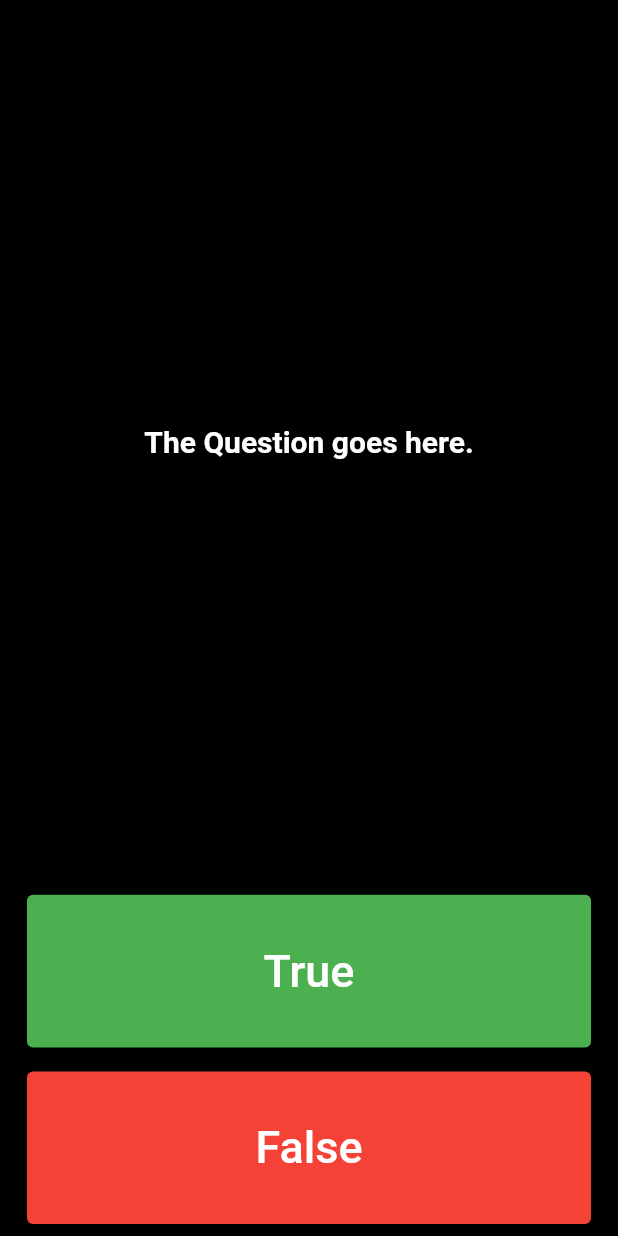
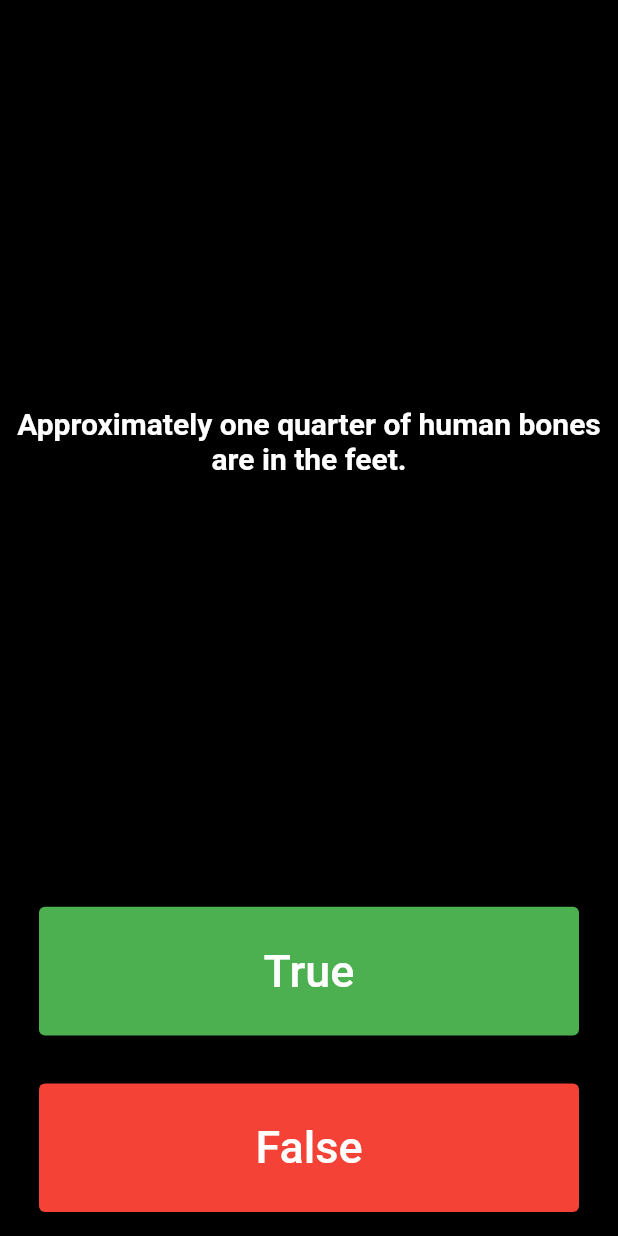
Before and after one commit to bibek-beebayk/Quiz-Flutter, a Flutter app: the screen it shows after launch, after a tap on "True", on a phone screen of 412 x 824 dp. Run offline on Flutter 3.47's test engine with Material 2 defaults, Android fonts, the phone set to English and light mode, and no system bars.

Commit message:
Displaying the questions

```diff
--- a/lib/main.dart
+++ b/lib/main.dart
@@ -25,6 +25,15 @@ class QuizPage extends StatefulWidget {
 }
 
 class _QuizPageState extends State<QuizPage> {
+  List<Icon> scoreKeeper = [];
+  List<String> questions = [
+    'You can lead a cow down stairs but not up stairs.',
+    'Approximately one quarter of human bones are in the feet.',
+    'A slug\'s blood is green.'
+  ];
+
+  int questionNumber = 0;
+
   @override
   Widget build(BuildContext context) {
     return Column(
@@ -34,7 +43,7 @@ class _QuizPageState extends State<QuizPage> {
           flex: 5,
           child: Center(
             child: Text(
-              'The Question goes here.',
+              questions[questionNumber],
               textAlign: TextAlign.center,
               style: TextStyle(
                 fontWeight: FontWeight.bold,
@@ -46,9 +55,13 @@ class _QuizPageState extends State<QuizPage> {
         ),
         Expanded(
           child: Padding(
-            padding: const EdgeInsets.all(8.0),
+            padding: const EdgeInsets.all(16.0),
             child: TextButton(
-              onPressed: () {},
+              onPressed: () {
+                setState(() {
+                  questionNumber += 1;
+                });
+              },
               child: Text(
                 'True',
                 style: TextStyle(
@@ -64,9 +77,13 @@ class _QuizPageState extends State<QuizPage> {
         ),
         Expanded(
           child: Padding(
-            padding: const EdgeInsets.all(8.0),
+            padding: const EdgeInsets.all(16.0),
             child: TextButton(
-              onPressed: () {},
+              onPressed: () {
+                setState(() {
+                  questionNumber += 1;
+                });
+              },
               child: Text(
                 'False',
                 style: TextStyle(
@@ -80,6 +97,9 @@ class _QuizPageState extends State<QuizPage> {
             ),
           ),
         ),
+        Row(
+          children: scoreKeeper,
+        ),
       ],
     );
   }
```
